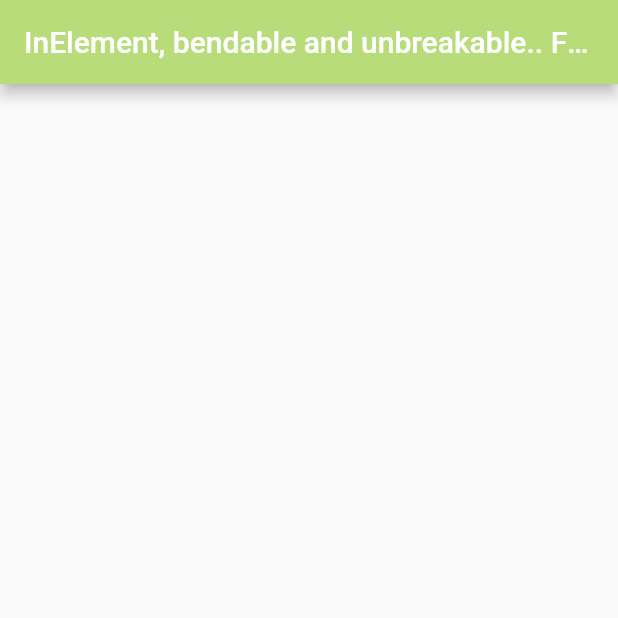
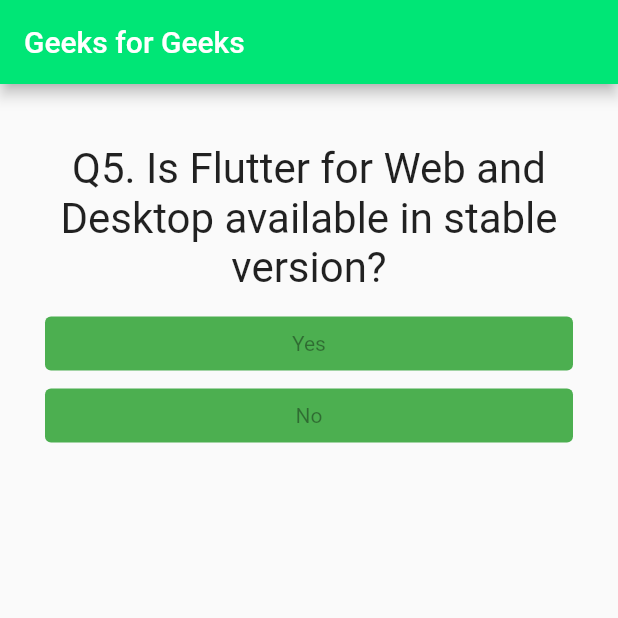
Before and after one commit to lisa1357mae/inelement, a Flutter app: the screen it shows after launch, on a phone screen of 412 x 824 dp, the top half of it. Run offline on Flutter 3.47's test engine with Material 2 defaults, Android fonts, the phone set to English and light mode, and no system bars; our stand-ins replace go_router, result_dart; missing offline and left inert: quiz.

Commit message:
feat: create quiz

```diff
--- /dev/null
+++ b/lib/answer.dart
@@ -0,0 +1,35 @@
+import 'package:flutter/material.dart';
+
+class Answer extends StatelessWidget {
+  final Function selectHandler;
+  final String answerText;
+
+  const Answer(this.selectHandler, this.answerText, {Key? key})
+      : super(key: key);
+
+  @override
+  Widget build(BuildContext context) {
+    // use SizedBox for white space instead of Container
+    return SizedBox(
+      width: double.infinity,
+      child: ElevatedButton(
+        onPressed: selectHandler(),
+        style: ButtonStyle(
+            textStyle:
+                MaterialStateProperty.all(const TextStyle(color: Colors.white)),
+            backgroundColor: MaterialStateProperty.all(Colors.green)),
+        child: Text(answerText),
+      ),
+
+      // RaisedButton is deprecated and should not be used
+      // Use ElevatedButton instead
+
+      // child: RaisedButton(
+      //   color: const Color(0xFF00E676),
+      //   textColor: Colors.white,
+      //   onPressed: selectHandler(),
+      //   child: Text(answerText),
+      // ), //RaisedButton
+    ); //Container
+  }
+}
--- a/lib/main.dart
+++ b/lib/main.dart
@@ -1,12 +1,9 @@
 import 'package:flutter/material.dart';
-import 'package:go_router/go_router.dart';
-import 'package:flutter/material.dart';
-import 'package:result_dart/result_dart.dart';
-import 'package:quiz/quiz.dart';
 
-void main() {
-  runApp(const MyApp());
-}
+import './quiz.dart';
+import './result.dart';
+
+void main() => runApp(const MyApp());
 
 class MyApp extends StatefulWidget {
   const MyApp({Key? key}) : super(key: key);
@@ -102,24 +99,23 @@
   @override
   Widget build(BuildContext context) {
     return MaterialApp(
-        home: Scaffold(
-      appBar: AppBar(
-        title: const Text(
-            'InElement, bendable and unbreakable.. Find your balance'),
-        backgroundColor: Color.fromARGB(255, 184, 220, 122),
-      ),
-      body: Padding(
-        padding: const EdgeInsets.all(30.0),
-        /*     child: _questionIndex < _questions.length
+      home: Scaffold(
+        appBar: AppBar(
+          title: const Text('Geeks for Geeks'),
+          backgroundColor: const Color(0xFF00E676),
+        ),
+        body: Padding(
+          padding: const EdgeInsets.all(30.0),
+          child: _questionIndex < _questions.length
               ? Quiz(
                   answerQuestion: _answerQuestion,
                   questionIndex: _questionIndex,
                   questions: _questions,
                 ) //Quiz
               : Result(_totalScore, _resetQuiz),
-        ),  */ //Padding
+        ), //Padding
       ), //Scaffold
-      // debugShowCheckedModeBanner: false,
-    )); //MaterialApp
+      debugShowCheckedModeBanner: false,
+    ); //MaterialApp
   }
 }
--- /dev/null
+++ b/lib/question.dart
@@ -0,0 +1,20 @@
+import 'package:flutter/material.dart';
+
+class Question extends StatelessWidget {
+  final String questionText;
+
+  const Question(this.questionText, {Key? key}) : super(key: key);
+
+  @override
+  Widget build(BuildContext context) {
+    return Container(
+      width: double.infinity,
+      margin: const EdgeInsets.all(10),
+      child: Text(
+        questionText,
+        style: const TextStyle(fontSize: 28),
+        textAlign: TextAlign.center,
+      ), //Text
+    ); //Container
+  }
+}
--- /dev/null
+++ b/lib/quiz.dart
@@ -0,0 +1,39 @@
+import 'package:flutter/material.dart';
+
+import 'package:flutter/material.dart';
+import 'package:go_router/go_router.dart';
+import 'package:flutter/material.dart';
+import 'package:result_dart/result_dart.dart';
+import 'package:quiz/quiz.dart';
+
+import 'answer.dart';
+import 'question.dart';
+
+class Quiz extends StatelessWidget {
+  final List<Map<String, Object>> questions;
+  final int questionIndex;
+  final Function answerQuestion;
+
+  const Quiz({
+    Key? key,
+    required this.questions,
+    required this.answerQuestion,
+    required this.questionIndex,
+  }) : super(key: key);
+
+  @override
+  Widget build(BuildContext context) {
+    return Column(
+      children: [
+        Question(
+          questions[questionIndex]['questionText'].toString(),
+        ), //Question
+        ...(questions[questionIndex]['answers'] as List<Map<String, Object>>)
+            .map((answer) {
+          return Answer(
+              () => answerQuestion(answer['score']), answer['text'].toString());
+        }).toList()
+      ],
+    ); //Column
+  }
+}
```
Also changed, not shown: lib/result.dart (added, +73 -0 lines).
